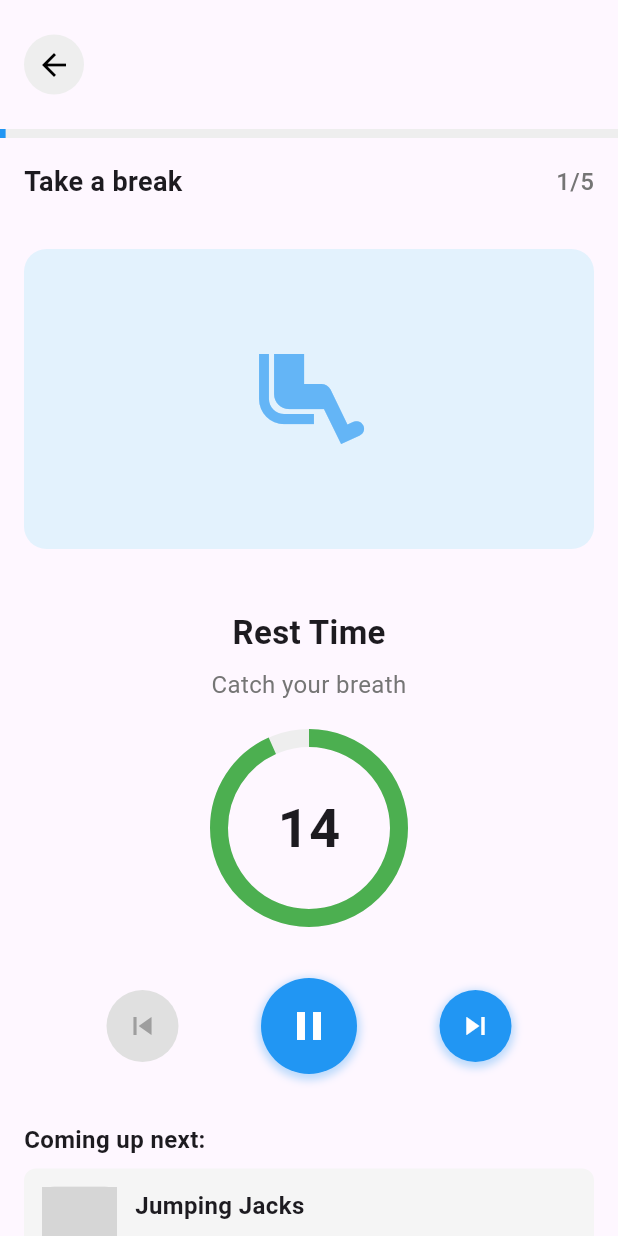
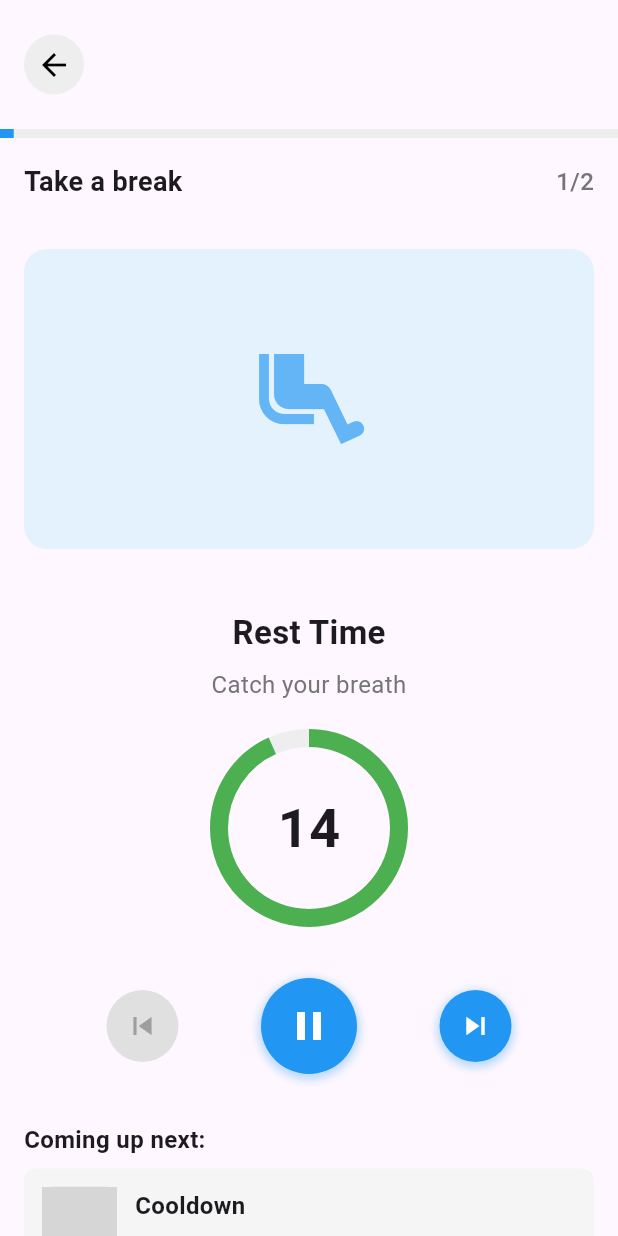
Before and after one commit to sarthakacharya2004/flutter-fitness, a Flutter app: the WorkoutDetailScreen screen opened directly with empty values, after a tap on the "pause" icon, after a tap on the "skip next" icon, on a phone screen of 412 x 824 dp. Run offline on Flutter 3.47's test engine with Material 3 defaults, Android fonts, the phone set to English and light mode, and no system bars; our stand-ins replace cloud_firestore, firebase_auth, firebase_core, fl_chart, google_sign_in, shared_preferences; accounts and stored records are empty; grey boxes are pictures that could not be loaded.

Commit message:
logic improved for workout detial_screen

```diff
--- a/lib/screens/workout_detail_screen.dart
+++ b/lib/screens/workout_detail_screen.dart
@@ -66,119 +66,7 @@ class _WorkoutDetailScreenState extends State<WorkoutDetailScreen> {
     // Add exercises based on the workout type - this is just a sample
     final workoutType = widget.workout['title'];
 
-    if (workoutType.contains('Upper Body')) {
-      _exercises.addAll([
-        {
-          'name': 'Push-ups',
-          'duration': 45,
-          'image': 'assets/pushups.png',
-          'instructions': '3 sets of 10-12 reps',
-        },
-        {
-          'name': 'Dumbbell Rows',
-          'duration': 60,
-          'image': 'assets/rows.png',
-          'instructions': '3 sets of 12 reps each arm',
-        },
-        {
-          'name': 'Shoulder Press',
-          'duration': 60,
-          'image': 'assets/shoulder-press.png',
-          'instructions': '3 sets of 10 reps',
-        },
-      ]);
-    } else if (workoutType.contains('Lower Body')) {
-      _exercises.addAll([
-        {
-          'name': 'Squats',
-          'duration': 60,
-          'image': 'assets/squats.png',
-          'instructions': '3 sets of 15 reps',
-        },
-        {
-          'name': 'Lunges',
-          'duration': 60,
-          'image': 'assets/lunges.png',
-          'instructions': '3 sets of 10 reps each leg',
-        },
-        {
-          'name': 'Glute Bridges',
-          'duration': 45,
-          'image': 'assets/glute-bridges.png',
-          'instructions': '3 sets of 12 reps',
-        },
-      ]);
-    } else if (workoutType.contains('Core')) {
-      _exercises.addAll([
-        {
-          'name': 'Planks',
-          'duration': 45,
-          'image': 'assets/plank.png',
-          'instructions': '3 sets of 30 seconds',
-        },
-        {
-          'name': 'Russian Twists',
-          'duration': 45,
-          'image': 'assets/russian-twists.png',
-          'instructions': '3 sets of 15 reps each side',
-        },
-        {
-          'name': 'Leg Raises',
-          'duration': 45,
-          'image': 'assets/leg-raises.png',
-          'instructions': '3 sets of 12 reps',
-        },
-      ]);
-    } else if (workoutType.contains('Cardio') || workoutType.contains('HIIT')) {
-      _exercises.addAll([
-        {
-          'name': 'Jumping Jacks',
-          'duration': 45,
-          'image': 'assets/jumping-jacks.png',
-          'instructions': '30 seconds full intensity',
-        },
-        {
-          'name': 'High Knees',
-          'duration': 30,
-          'image': 'assets/high-knees.png',
-          'instructions': '30 seconds full intensity',
-        },
-        {
-          'name': 'Mountain Climbers',
-          'duration': 30,
-          'image': 'assets/mountain-climbers.png',
-          'instructions': '30 seconds full intensity',
-        },
-        {
-          'name': 'Burpees',
-          'duration': 45,
-          'image': 'assets/burpees.png',
-          'instructions': '30 seconds full intensity',
-        },
-      ]);
-    } else {
-      // Default exercises if type doesn't match specific categories
-      _exercises.addAll([
-        {
-          'name': 'Jumping Jacks',
-          'duration': 45,
-          'image': 'assets/jumping-jacks.png',
-          'instructions': '30 seconds full intensity',
-        },
-        {
-          'name': 'Push-ups',
-          'duration': 45,
-          'image': 'assets/pushups.png',
-          'instructions': '3 sets of 10-12 reps',
-        },
-        {
-          'name': 'Squats',
-          'duration': 60,
-          'image': 'assets/squats.png',
-          'instructions': '3 sets of 15 reps',
-        },
-      ]);
-    }
+
 
     // Add cooldown at the end
     _exercises.add({
```
